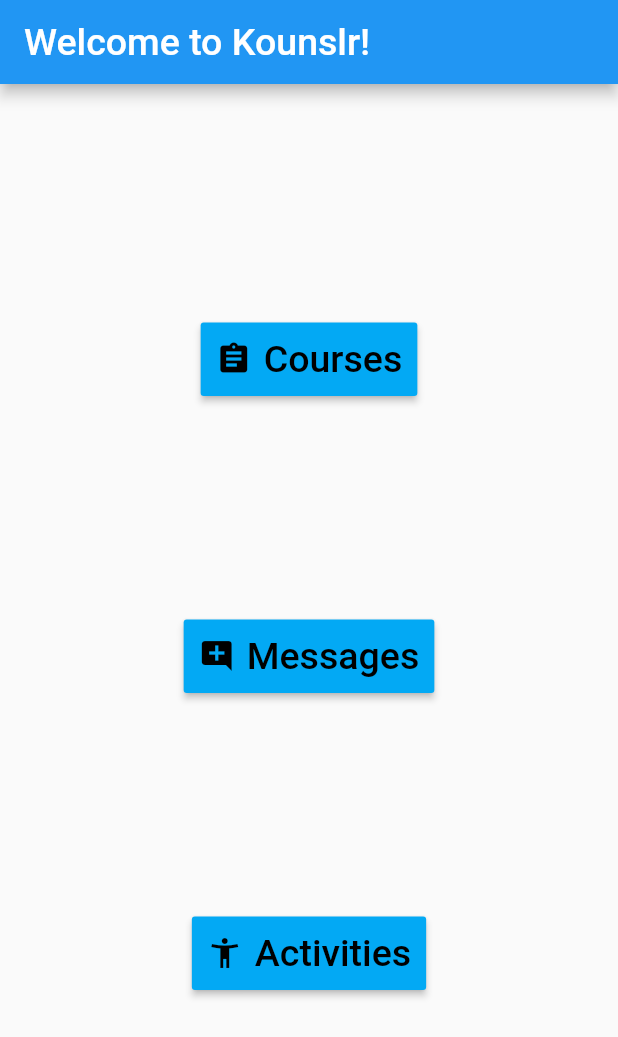
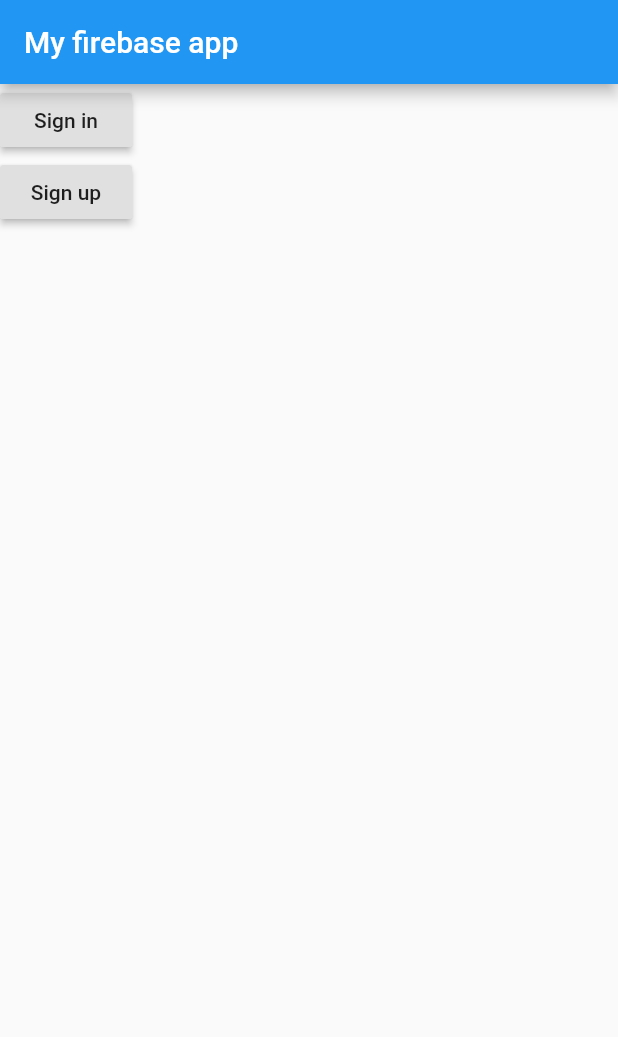
Before and after one commit to ari-dixit/kounslr3, a Flutter app: the screen it shows after launch, on a phone screen of 412 x 824 dp. Shown: the top 1037 px of the screen. Run offline on Flutter 3.47's test engine with Material 2 defaults, Android fonts, the phone set to English and light mode, and no system bars; our stand-ins replace cloud_firestore, firebase_auth, firebase_core; accounts and stored records are empty.

Commit message:
added sign in feature

```diff
--- a/lib/app.dart
+++ b/lib/app.dart
@@ -1,11 +1,16 @@
+import 'package:firebase_core/firebase_core.dart';
 import 'package:flutter/material.dart';
 import 'package:kounslr3/home_screen.dart';
+import 'package:kounslr3/login_page.dart';
+import 'package:cloud_firestore/cloud_firestore.dart';
+import 'package:kounslr3/welcome.dart';
 
 class App extends StatelessWidget {
   @override
   Widget build(BuildContext context) {
+    Firebase.initializeApp();
     return MaterialApp(
-      home: HomeScreen(),
+      home: WelcomePage(),
     );
   }
 }
--- /dev/null
+++ b/lib/welcome.dart
@@ -0,0 +1,38 @@
+import 'package:flutter/material.dart';
+
+import 'login_page.dart';
+class WelcomePage extends StatefulWidget {
+  @override
+  _WelcomePageState createState() => _WelcomePageState();
+}
+
+class _WelcomePageState extends State<WelcomePage> {
+  @override
+  Widget build(BuildContext context) {
+    return Scaffold(
+      appBar: AppBar(
+        title: Text('My firebase app'),
+      ),
+      body: Column(
+        children: <Widget>[
+          RaisedButton(
+            onPressed: navigateToSignIn,
+            child: Text('Sign in'),
+          ),
+          RaisedButton(
+            onPressed: (){},
+            child: Text('Sign up'),
+          )
+        ],
+      )
+    );
+  }
+
+  void navigateToSignIn(){
+    Navigator.of(context).push(MaterialPageRoute(builder: (context) => LoginPage(), fullscreenDialog: true));
+  }
+
+  void navigateToSignUp(){
+
+  }
+}
--- a/pubspec.yaml
+++ b/pubspec.yaml
@@ -28,8 +28,10 @@ dependencies:
   # The following adds the Cupertino Icons font to your application.
   # Use with the CupertinoIcons class for iOS style icons.
   cupertino_icons: ^0.1.3
-  firebase_core: ^0.4.0+9
-  cloud_firestore: ^0.12.9+5
+  firebase_core: ^0.5.0
+  cloud_firestore: ^0.14.0+2
+  flutter_form_builder: ^3.13.2
+  firebase_auth: ^0.18.0+1
 
 dev_dependencies:
   flutter_test:
```
Also changed, not shown: lib/course_selection_page.dart (+18 -78 lines), lib/home_screen.dart (+12 -2 lines), lib/login_page.dart (added, +73 -0 lines), lib/hs_buttons.dart (line endings or trailing spaces), lib/sign_up.dart (added), pubspec.lock, 8 other files.
